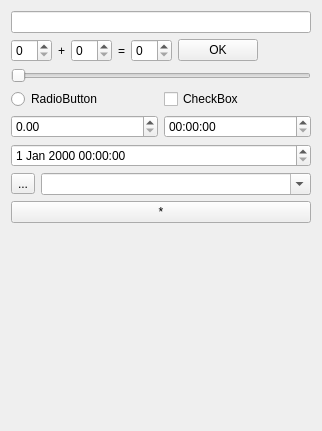
The window that Qt/my_programm/_For_tests/src/for_tests_mainbox/ui/for_tests_mainbox.ui (RinatB2017/mega_GIT) describes before a commit, drawn with Qt 5.
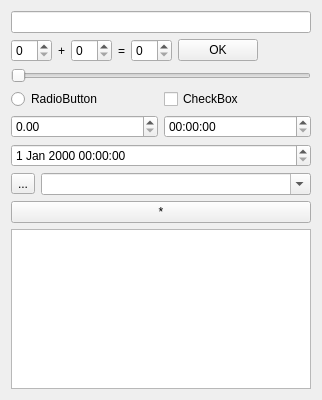
The same window after the commit.

Patch:
```diff
--- a/Qt/my_programm/_For_tests/src/for_tests_mainbox/ui/for_tests_mainbox.ui
+++ b/Qt/my_programm/_For_tests/src/for_tests_mainbox/ui/for_tests_mainbox.ui
@@ -7,7 +7,7 @@
     <x>0</x>
     <y>0</y>
     <width>322</width>
-    <height>431</height>
+    <height>400</height>
    </rect>
   </property>
   <layout class="QVBoxLayout" name="verticalLayout">
@@ -133,17 +133,7 @@
     </widget>
    </item>
    <item>
-    <spacer name="verticalSpacer">
-     <property name="orientation">
-      <enum>Qt::Vertical</enum>
-     </property>
-     <property name="sizeHint" stdset="0">
-      <size>
-       <width>20</width>
-       <height>40</height>
-      </size>
-     </property>
-    </spacer>
+    <widget class="QTextEdit" name="te_test"/>
    </item>
   </layout>
  </widget>
```
